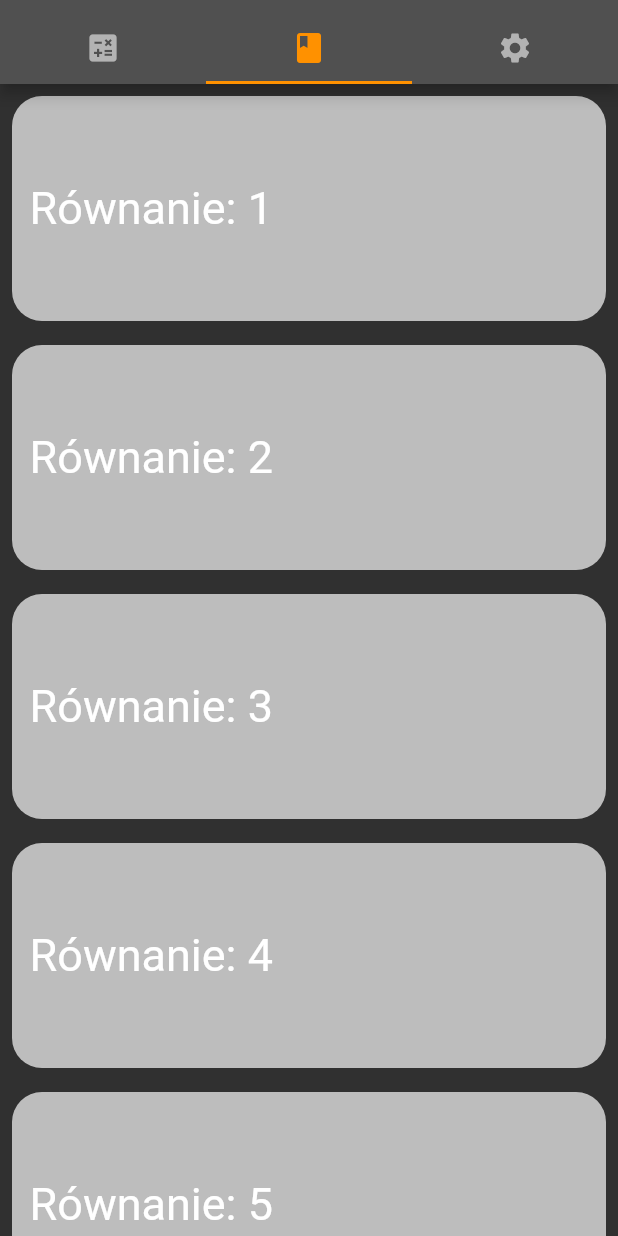
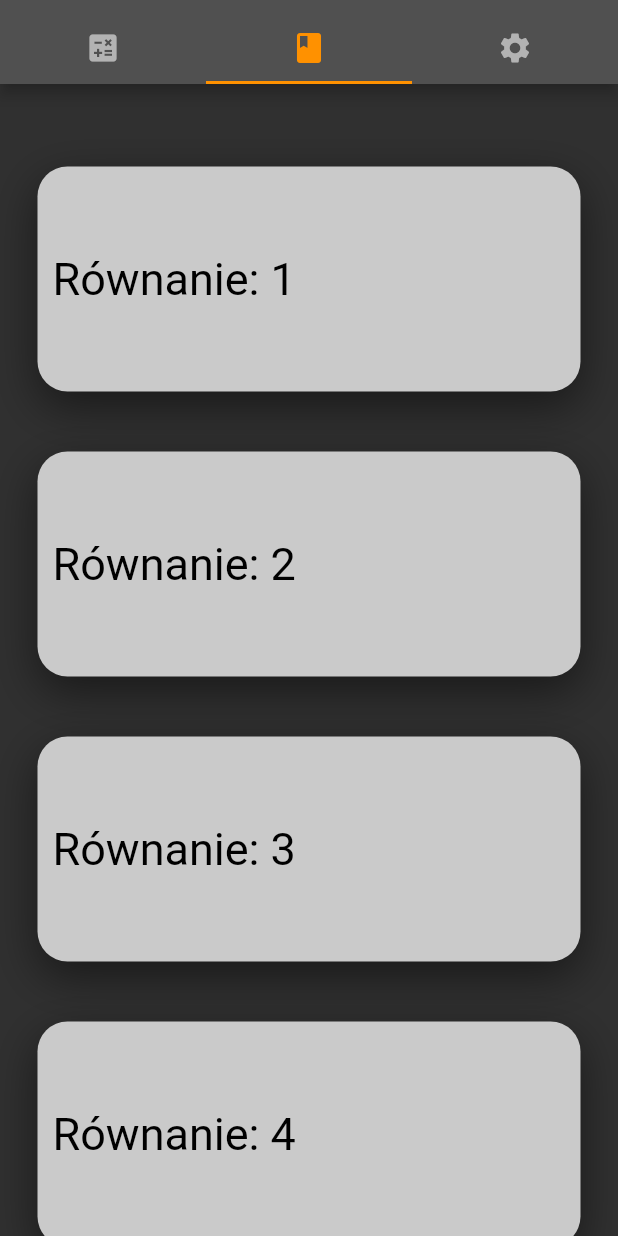
Before and after one commit to milordmariusz/formula1, a Flutter app: the screen it shows after launch, tab 2 chosen, on a phone screen of 412 x 824 dp. Run offline on Flutter 3.47's test engine with Material 2 defaults, Android fonts, the phone set to English and light mode, and no system bars.

```diff
--- a/lib/main.dart
+++ b/lib/main.dart
@@ -91,6 +91,13 @@ class _MathFieldTextFieldExample extends StatelessWidget {
             children: [
               SizedBox(
                 child: TextButton(
+                  style: ButtonStyle(
+                    shape: MaterialStateProperty.all<RoundedRectangleBorder>(
+                      RoundedRectangleBorder(
+                        borderRadius: BorderRadius.circular(18.0),
+                      ),
+                    ),
+                  ),
                   onPressed: () {},
                   child: Icon(
                     size: 100,
@@ -101,6 +108,13 @@ class _MathFieldTextFieldExample extends StatelessWidget {
               ),
               SizedBox(
                 child: TextButton(
+                  style: ButtonStyle(
+                    shape: MaterialStateProperty.all<RoundedRectangleBorder>(
+                      RoundedRectangleBorder(
+                        borderRadius: BorderRadius.circular(18.0),
+                      ),
+                    ),
+                  ),
                   onPressed: () {},
                   child: Icon(
                     size: 100,
@@ -148,13 +162,20 @@ class _MathEquationsDataBase extends StatelessWidget {
   @override
   Widget build(BuildContext context) {
     return ListView.builder(
+      padding: EdgeInsets.only(top: 35),
       itemCount: equationsList.length,
       itemBuilder: (context, index) {
         return Padding(
-          padding: const EdgeInsets.all(8),
+          padding: const EdgeInsets.fromLTRB(25, 20, 25, 20),
           child: Container(
             decoration: BoxDecoration(
-                color: Colors.grey.shade400,
+                boxShadow: [
+                  BoxShadow(
+                      color: ColorPalette.blackMaterialColor.shade400,
+                      blurRadius: 25.0,
+                      offset: Offset(0, 10))
+                ],
+                color: ColorPalette.lightGreyMaterialColor.shade200,
                 borderRadius: const BorderRadius.all(Radius.circular(20))),
             width: double.infinity,
             height: 150,
@@ -162,8 +183,8 @@ class _MathEquationsDataBase extends StatelessWidget {
               alignment: const Alignment(-0.9, 0),
               child: Text(
                 equationsList[index],
-                style: const TextStyle(
-                  color: Colors.white,
+                style: TextStyle(
+                  color: ColorPalette.black,
                   fontSize: 30,
                 ),
               ),
```
